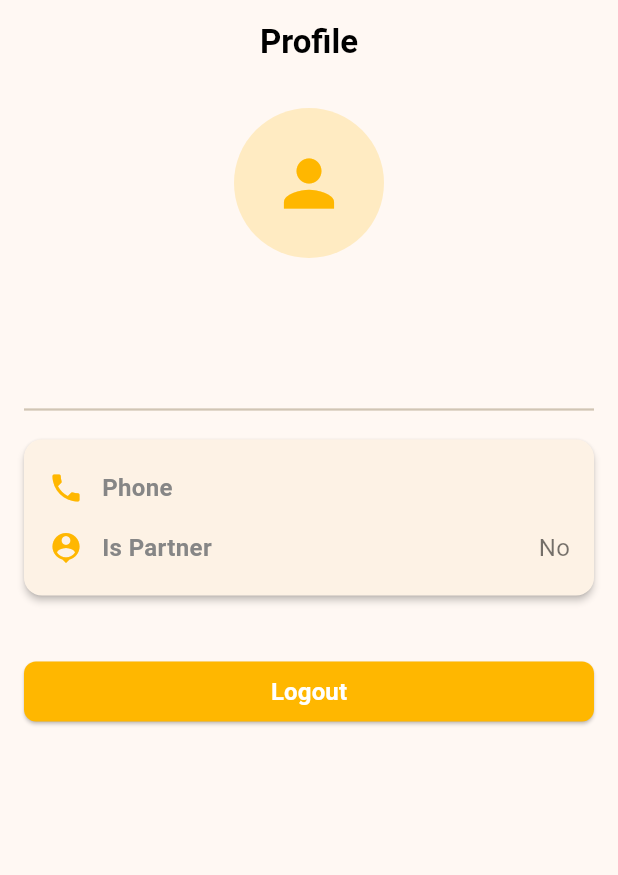
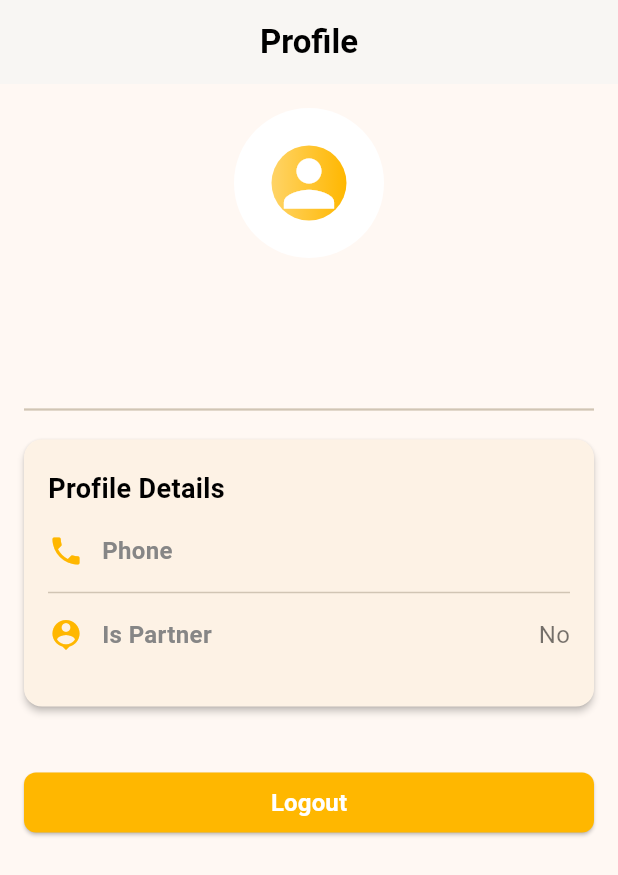
Before and after one commit to naufalzp/takemeals-app, a Flutter app: the ProfileScreen screen opened directly, on a phone screen of 412 x 824 dp. Shown: the top 875 px of the screen. Run offline on Flutter 3.47's test engine with Material 3 defaults, Android fonts, the phone set to English and light mode, and no system bars; our stand-ins replace dartz, equatable, flutter_dotenv, flutter_svg, fluttertoast, form_field_validator and 2 more; missing offline and left inert: midtrans_sdk; accounts and stored records are empty.

Commit message:
feat: Enhance ProfileScreen with improved layout, user details display, and QR scanner navigation

```diff
--- a/lib/screens/profile/profile_screen.dart
+++ b/lib/screens/profile/profile_screen.dart
@@ -2,6 +2,7 @@ import 'package:flutter/material.dart';
 import 'package:provider/provider.dart';
 import 'package:takemeals/providers/user_provider.dart';
 import 'package:takemeals/screens/auth/login_screen.dart';
+import 'package:takemeals/screens/profile/qr_scanner_screen.dart';
 import 'package:takemeals/services/auth_service.dart';
 import 'package:takemeals/utils/constants.dart';
 
@@ -17,9 +18,12 @@ class _ProfileScreenState extends State<ProfileScreen> {
 
   Future<void> _logout() async {
     final success = await authService.logout();
+    final userProvider = Provider.of<UserProvider>(context, listen: false);
+
     if (!mounted) return;
 
     if (success) {
+      userProvider.clearUser();
       Navigator.pushAndRemoveUntil(
         context,
         MaterialPageRoute(
@@ -50,6 +54,7 @@ class _ProfileScreenState extends State<ProfileScreen> {
 
     return Scaffold(
       appBar: AppBar(
+        backgroundColor: Colors.white,
         title: const Text(
           'Profile',
           style: TextStyle(
@@ -58,28 +63,49 @@ class _ProfileScreenState extends State<ProfileScreen> {
           ),
         ),
         centerTitle: true,
-        elevation: 0,
+        elevation: 1,
         automaticallyImplyLeading: false,
       ),
       body: user == null
-          ? const Center(child: Text('No user data available'))
+          ? const Center(
+              child: Text(
+                'No user data available',
+                style: TextStyle(fontSize: 16, color: Colors.grey),
+              ),
+            )
           : SingleChildScrollView(
               padding: const EdgeInsets.all(16.0),
               child: Column(
                 crossAxisAlignment: CrossAxisAlignment.center,
                 children: [
+                  // Profile Header
+                  Container(
+                    alignment: Alignment.center,
+                    child: Column(
+                      children: [
                         CircleAvatar(
                           radius: 50,
-                    backgroundColor: primaryColor.withOpacity(0.2),
-                    child: Icon(
+                          backgroundColor: Colors.white,
+                          child: Container(
+                            decoration: BoxDecoration(
+                              gradient: LinearGradient(
+                                colors: [
+                                  primaryColor.withOpacity(0.6),
+                                  primaryColor,
+                                ],
+                              ),
+                              shape: BoxShape.circle,
+                            ),
+                            child: const Icon(
                               Icons.person,
                               size: 50,
-                      color: primaryColor,
+                              color: Colors.white,
+                            ),
                           ),
                         ),
                         const SizedBox(height: 16),
                         Text(
-                    user.name ?? '',
+                          user.name ?? '-',
                           style: const TextStyle(
                             fontSize: 24,
                             fontWeight: FontWeight.bold,
@@ -88,14 +114,18 @@ class _ProfileScreenState extends State<ProfileScreen> {
                         ),
                         const SizedBox(height: 8),
                         Text(
-                    user.email ?? '',
-                    style: TextStyle(
+                          user.email ?? '-',
+                          style: const TextStyle(
                             fontSize: 16,
-                      color: Colors.grey[700],
+                            color: Colors.grey,
+                          ),
+                        ),
+                      ],
                     ),
                   ),
                   const Divider(height: 40, thickness: 1.5),
-                  // Profile Information
+
+                  // Profile Information Section
                   Card(
                     margin: EdgeInsets.zero,
                     elevation: 2,
@@ -104,19 +134,60 @@ class _ProfileScreenState extends State<ProfileScreen> {
                     ),
                     child: Padding(
                       padding: const EdgeInsets.symmetric(
-                          horizontal: 16.0, vertical: 20.0),
+                        horizontal: 16.0,
+                        vertical: 20.0,
+                      ),
                       child: Column(
                         crossAxisAlignment: CrossAxisAlignment.start,
                         children: [
+                          const Text(
+                            "Profile Details",
+                            style: TextStyle(
+                              fontSize: 18,
+                              fontWeight: FontWeight.bold,
+                              color: Colors.black,
+                            ),
+                          ),
+                          const SizedBox(height: 16),
                           _buildProfileInfoRow(
-                              Icons.phone, 'Phone', user.phone),
+                            Icons.phone,
+                            'Phone',
+                            user.phone,
+                          ),
+                          const Divider(height: 32, thickness: 1),
+                          _buildProfileInfoRow(
+                            Icons.person_pin,
+                            'Is Partner',
+                            user.isPartner == true ? 'Yes' : 'No',
+                          ),
                           const SizedBox(height: 16),
-                          _buildProfileInfoRow(Icons.person_pin, 'Is Partner',
-                              user.isPartner == 1 ? 'Yes' : 'No'),
+                          if (user.isPartner == true)
+                            SizedBox(
+                              width: double.infinity,
+                              child: ElevatedButton.icon(
+                                style: ElevatedButton.styleFrom(
+                                    backgroundColor: primaryColor),
+                                onPressed: () {
+                                  Navigator.push(
+                                    context,
+                                    MaterialPageRoute(
+                                      builder: (context) =>
+                                          const QRScannerScreen(),
+                                    ),
+                                  );
+                                },
+                                icon: const Icon(Icons.qr_code_scanner),
+                                label: const Text(
+                                  'Scan Order QR',
+                                  style: TextStyle(fontSize: 16),
+                                ),
+                              ),
+                            ),
                         ],
                       ),
                     ),
                   ),
+
                   const SizedBox(height: 40),
                   // Logout Button
                   SizedBox(
@@ -124,7 +195,9 @@ class _ProfileScreenState extends State<ProfileScreen> {
                     child: ElevatedButton(
                       style: ElevatedButton.styleFrom(
                         backgroundColor: primaryColor,
-                        padding: const EdgeInsets.symmetric(horizontal: 24),
+                        shape: RoundedRectangleBorder(
+                          borderRadius: BorderRadius.circular(8),
+                        ),
                       ),
                       onPressed: _logout,
                       child: const Text(
```
Lines whose indentation alone changed are shown as unchanged.
